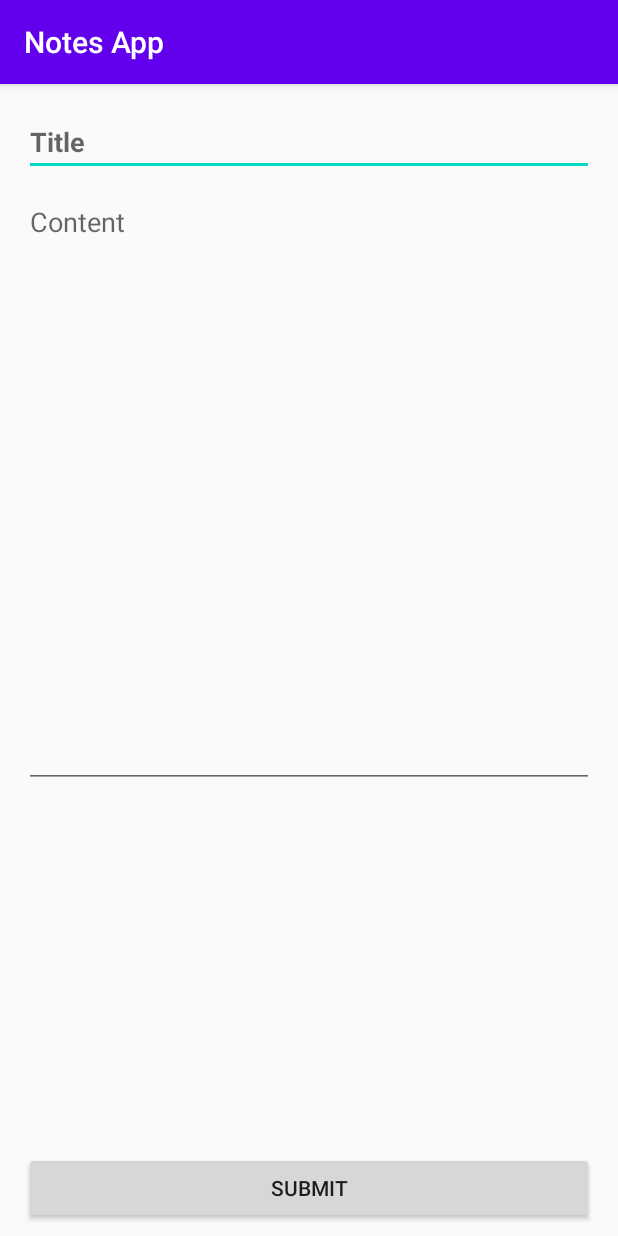
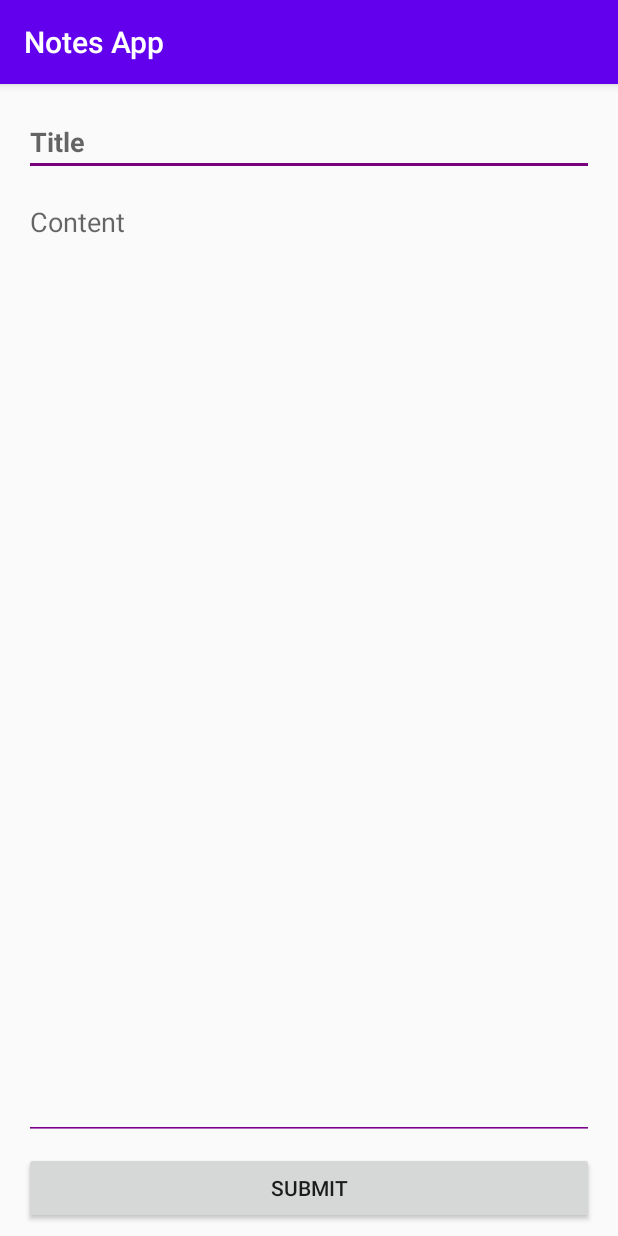
Before and after one commit to masyuks/NotesApp_mobileUTS, an Android app: the SaveActivity screen opened directly, with no data from a screen before it, on a phone screen of 412 x 824 dp. Run offline under Robolectric (Android 15) with nearby library versions, the phone set to English and light mode, and no system bars; libraries missing offline, so code that uses them is left out: com.mobsandgeeks.saripaar; 2 statements that could not run were skipped.

Commit message:
commit fixed form & all succes

```diff
--- a/app/src/main/res/layout/activity_save.xml
+++ b/app/src/main/res/layout/activity_save.xml
@@ -30,9 +30,11 @@
         android:layout_marginStart="16dp"
         android:layout_marginTop="16dp"
         android:layout_marginEnd="16dp"
+        android:backgroundTint="#78007C"
         android:ems="10"
         android:hint="Title"
         android:inputType="textPersonName"
+        android:maxLength="20"
         android:textStyle="bold"
         app:layout_constraintEnd_toEndOf="parent"
         app:layout_constraintStart_toStartOf="parent"
@@ -41,14 +43,17 @@
     <EditText
         android:id="@+id/input_content"
         android:layout_width="0dp"
-        android:layout_height="400dp"
+        android:layout_height="0dp"
         android:layout_marginStart="16dp"
         android:layout_marginTop="8dp"
         android:layout_marginEnd="16dp"
+        android:layout_marginBottom="8dp"
+        android:backgroundTint="#7C008A"
         android:ems="10"
         android:gravity="start|top"
         android:hint="Content"
         android:inputType="textMultiLine"
+        app:layout_constraintBottom_toTopOf="@+id/button_submit"
         app:layout_constraintEnd_toEndOf="parent"
         app:layout_constraintHorizontal_bias="0.0"
         app:layout_constraintStart_toStartOf="parent"
```
